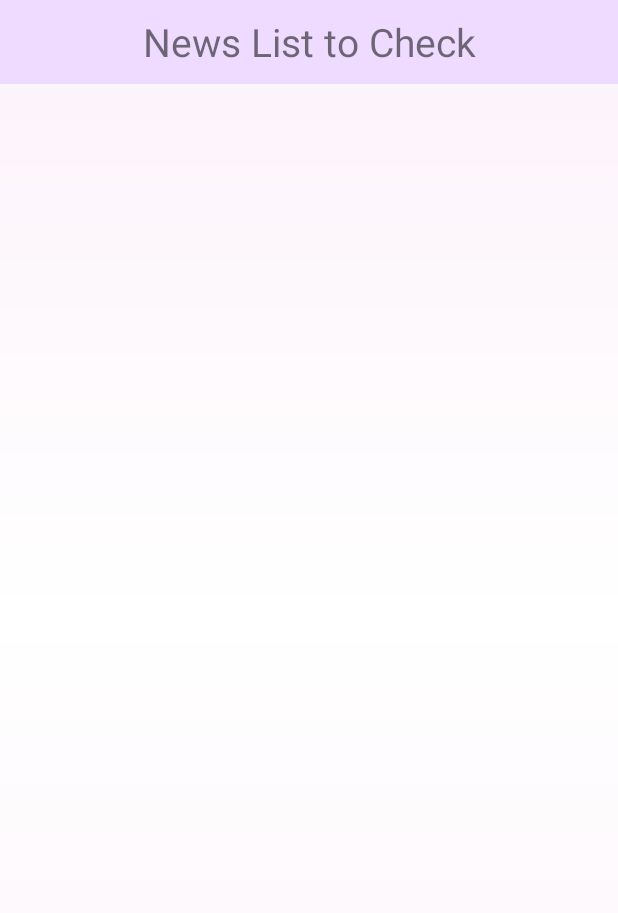
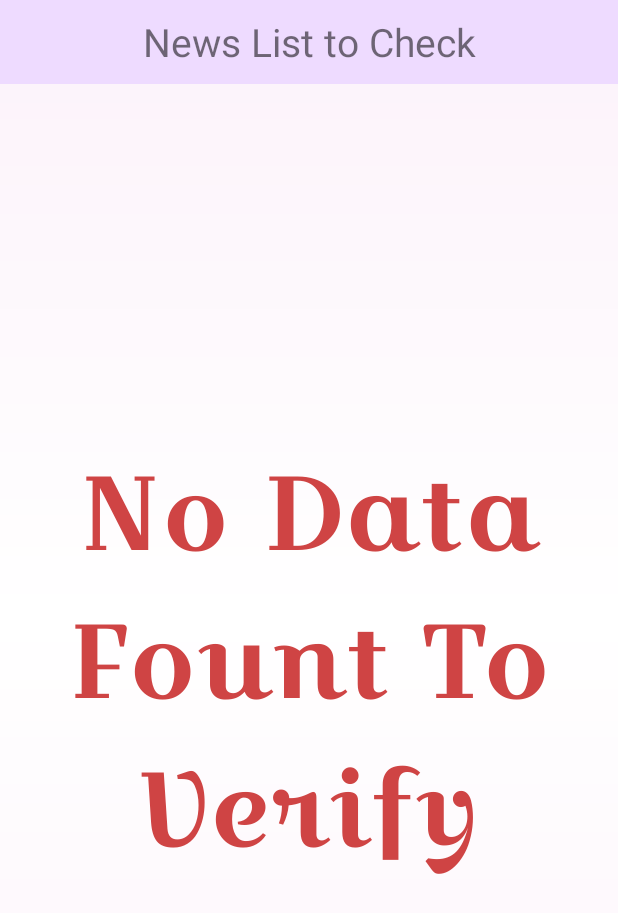
Before and after one commit to chari6268/NewsAssessmentApp, an Android app: the MainActivity screen opened directly, with no data from a screen before it, on a phone screen of 412 x 824 dp. Shown: the top 913 px of the screen. Run offline under Robolectric (Android 15) with nearby library versions, the phone set to English and light mode, and no system bars; our stand-ins replace Firebase (no records; nobody signed in at launch, a user with empty details on screens opened directly).

Commit message:
For fixing bug we need to filter the user data and news posted data with uuid then only display if not preset the data then display the No Data fond to Verifiction and finxing samll bug in the login activity

```diff
--- a/app/src/main/java/com/chari6268/newsapplication/EditActivity.java
+++ b/app/src/main/java/com/chari6268/newsapplication/EditActivity.java
@@ -264,6 +264,7 @@ public class EditActivity extends AppCompatActivity {
                                 .child(uuid).setValue(newsData).addOnCompleteListener(new OnCompleteListener<Void>() {
                                     @Override
                                     public void onComplete(@NonNull Task<Void> task) {
+                                        startActivity(new Intent(EditActivity.this,UserReport.class));
                                         loadingDialog.dismisss();
                                         Toast.makeText(EditActivity.this, "Data saved successfully.", Toast.LENGTH_SHORT).show();
                                     }
--- a/app/src/main/java/com/chari6268/newsapplication/Login.java
+++ b/app/src/main/java/com/chari6268/newsapplication/Login.java
@@ -73,10 +73,13 @@ public class Login extends AppCompatActivity {
         String password = inputPassword.getText().toString();
 
         if(email.equals("vignantd") && password.equals("vignantd")){
+            loadingDialog.dismisss();
             startActivity(new Intent(this,MainActivity.class));
+            finish();
         }
 
         if (email.isEmpty() || password.isEmpty()) {
+            loadingDialog.dismisss();
             inputMail.setError("Email cannot be empty");
             inputPassword.setError("Password cannot be empty");
         } else {
--- a/app/src/main/java/com/chari6268/newsapplication/MainActivity.java
+++ b/app/src/main/java/com/chari6268/newsapplication/MainActivity.java
@@ -6,6 +6,8 @@ import androidx.appcompat.widget.Toolbar;
 import androidx.recyclerview.widget.LinearLayoutManager;
 import androidx.recyclerview.widget.RecyclerView;
 
+import android.app.AlertDialog;
+import android.content.DialogInterface;
 import android.content.SharedPreferences;
 import android.os.Bundle;
 import android.view.View;
@@ -31,6 +33,7 @@ public class MainActivity extends AppCompatActivity {
     TextView workLoadInToolBar,tittle;
     ImageView menu;
     SharedPreferences sharedPreferences;
+    TextView noDataFound;
     @Override
     protected void onCreate(Bundle savedInstanceState) {
         super.onCreate(savedInstanceState);
@@ -48,6 +51,8 @@ public class MainActivity extends AppCompatActivity {
         menu = findViewById(R.id.IconinToolbar);
         menu.setVisibility(View.GONE);
         tittle.setText("News List to Check");
+        noDataFound = findViewById(R.id.NoDataFound);
+        noDataFound.setVisibility(View.GONE);
 
 
         recyclerView = findViewById(R.id.recycler_view);
@@ -90,11 +95,16 @@ public class MainActivity extends AppCompatActivity {
                             }
                         }
 
-
-                        System.out.println(userList);
-                        userAdapter = new UserAdapter(filteredNewUserDataList,MainActivity.this);
-                        recyclerView.setAdapter(userAdapter);
-                        loadingDialog.dismisss();
+                        if(filteredNewUserDataList.size()!=0) {
+                            System.out.println(userList);
+                            userAdapter = new UserAdapter(filteredNewUserDataList, MainActivity.this);
+                            recyclerView.setAdapter(userAdapter);
+                            loadingDialog.dismisss();
+                        }else{
+                            noDataFound.setVisibility(View.VISIBLE);
+                            recyclerView.setVisibility(View.GONE);
+                            loadingDialog.dismisss();
+                        }
                     }
 
                     @Override
@@ -114,9 +124,7 @@ public class MainActivity extends AppCompatActivity {
 
     }
 
-    @Override
     public void onBackPressed() {
-        super.onBackPressed();
         finish();
     }
 }
--- a/app/src/main/res/layout/activity_main.xml
+++ b/app/src/main/res/layout/activity_main.xml
@@ -1,5 +1,5 @@
 <?xml version="1.0" encoding="utf-8"?>
-<ScrollView xmlns:android="http://schemas.android.com/apk/res/android"
+<LinearLayout xmlns:android="http://schemas.android.com/apk/res/android"
     xmlns:app="http://schemas.android.com/apk/res-auto"
     xmlns:tools="http://schemas.android.com/tools"
     android:layout_width="match_parent"
@@ -19,6 +19,20 @@
             android:layout_margin="10dp"
             android:layout_width="match_parent"
             android:layout_height="match_parent"/>
+
+        <TextView
+            android:visibility="gone"
+            android:id="@+id/NoDataFound"
+            android:layout_width="match_parent"
+            android:layout_height="match_parent"
+            android:layout_gravity="center"
+            android:layout_margin="10dp"
+            android:fontFamily="@font/croissant_one"
+            android:gravity="center"
+            android:text="No Data Fount To Verify"
+            android:textColor="@color/Red"
+            android:textSize="70dp" />
+
     </LinearLayout>
 
-</ScrollView>
+</LinearLayout>
```
Also changed, not shown: app/src/main/res/font/aguafina_script.ttf (added), app/src/main/res/font/croissant_one.ttf (added).
